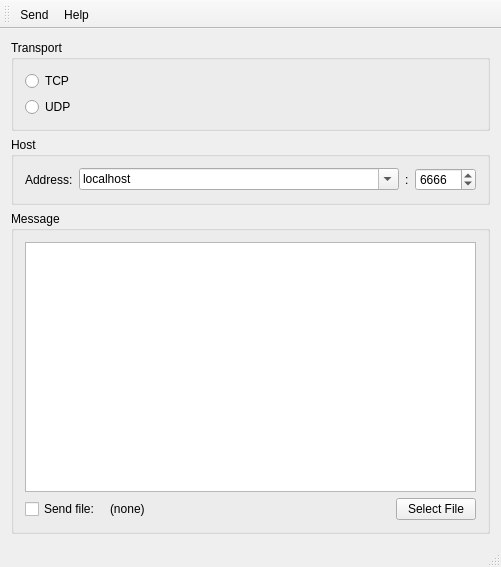
First picture: the form in siscom-sender/senderwindow.ui, repository lucaspcamargo/ufsc-siscom-sender, before the edit.
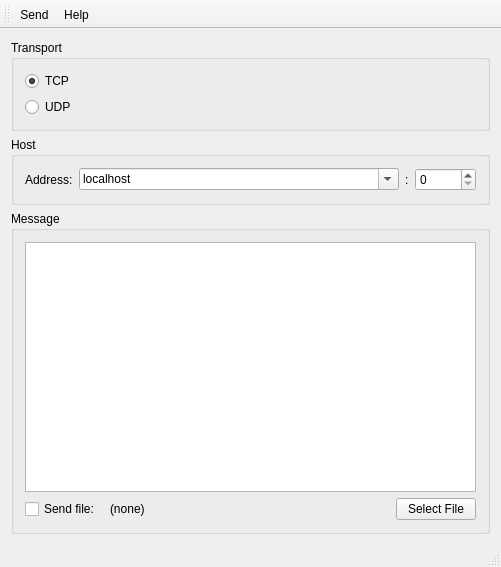
Second picture: the form after the edit. Icons and pictures are not drawn.

What changed in the file:
```diff
--- a/siscom-sender/senderwindow.ui
+++ b/siscom-sender/senderwindow.ui
@@ -30,6 +30,9 @@
          <property name="text">
           <string>TCP</string>
          </property>
+         <property name="checked">
+          <bool>true</bool>
+         </property>
         </widget>
        </item>
        <item>
@@ -83,13 +86,13 @@
        <item>
         <widget class="QSpinBox" name="portSpinBox">
          <property name="minimum">
-          <number>1024</number>
+          <number>0</number>
          </property>
          <property name="maximum">
           <number>65535</number>
          </property>
          <property name="value">
-          <number>6666</number>
+          <number>0</number>
          </property>
         </widget>
        </item>
```
Left out of the diff: 15 changed lines with no effect on the pictures.
